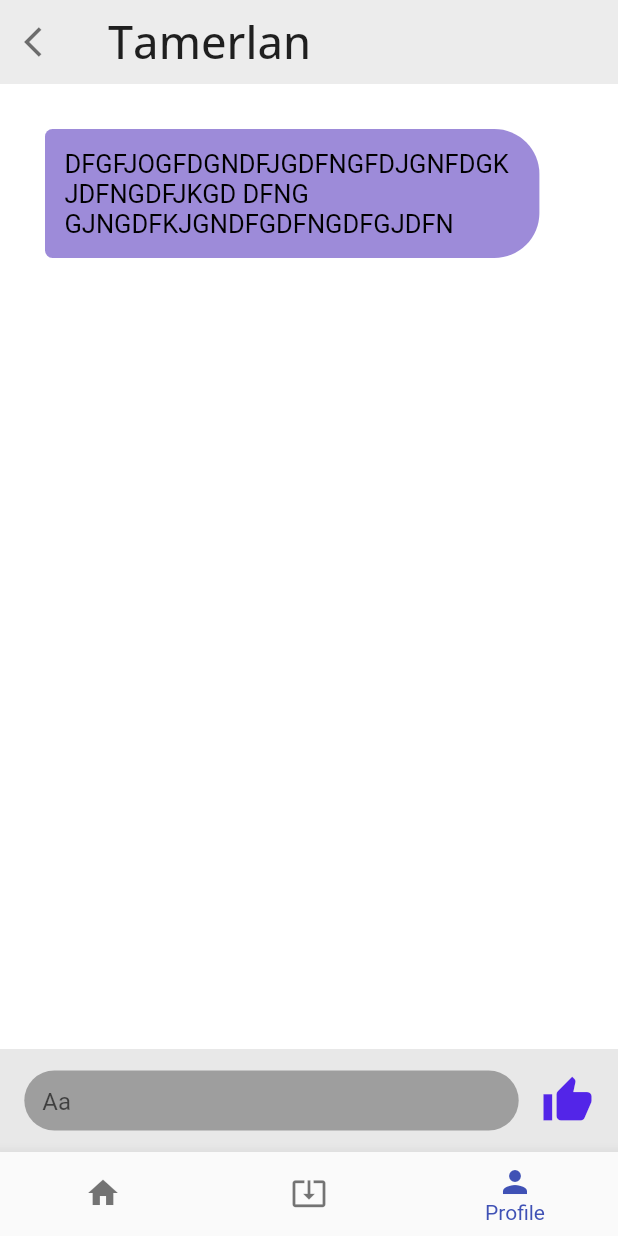
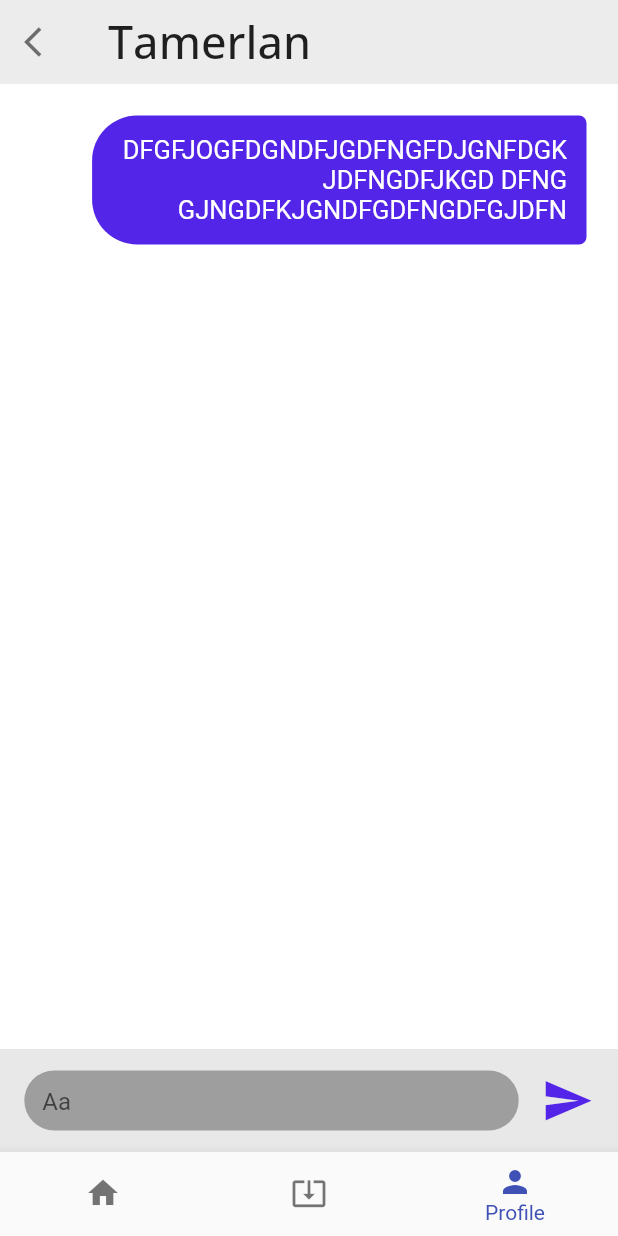
Before and after one commit to AkamazZz/FM_Flutter, a Flutter app: the screen it shows after launch, item 3 of the bottom bar chosen, on a phone screen of 412 x 824 dp. Run offline on Flutter 3.47's test engine with Material 2 defaults, Android fonts, the phone set to English and light mode, and no system bars; our stand-ins replace bloc, equatable, flutter_bloc, font_awesome_flutter, google_fonts, hexcolor.

Commit message:
Changed some icons and paddings

```diff
--- a/lib/pages/message_page.dart
+++ b/lib/pages/message_page.dart
@@ -80,7 +80,7 @@ class _MessagePageState extends State<MessagePage> {
                     ),
                   ),
                   SizedBox(width: 15,),
-                  Icon(Icons.thumb_up,size: 35,color: HexColor('#5325E8'),),
+                  Icon(Icons.send,size: 35,color: HexColor('#5325E8'),),
                 ],
               ),
             ),
@@ -98,7 +98,7 @@ class _MessagePageState extends State<MessagePage> {
     return ListView(
       padding: EdgeInsets.only(right: 20,left: 20,top: 20,bottom: 80),
       children: List.generate(1, (index){
-        return Message(isMe: false,message: "DFGFJOGFDGNDFJGDFNGFDJGNFDGKJDFNGDFJKGD DFNG GJNGDFKJGNDFGDFNGDFGJDFN");
+        return Message(isMe: true,message: "DFGFJOGFDGNDFJGDFNGFDJGNFDGKJDFNGDFJKGD DFNG GJNGDFKJGNDFGDFNGDFGJDFN");
       }),
     );
   }
--- a/lib/pages/widgets/messege/message.dart
+++ b/lib/pages/widgets/messege/message.dart
@@ -15,7 +15,7 @@ class Message extends StatelessWidget {
   Widget build(BuildContext context) {
     if (isMe) {
       return Padding(
-        padding: const EdgeInsets.all(10.0),
+        padding: const EdgeInsets.all(1),
         child: Row(
           mainAxisAlignment: MainAxisAlignment.end,
 
@@ -53,7 +53,7 @@ class Message extends StatelessWidget {
       );
     } else {
       return Padding(
-        padding: EdgeInsets.all(10),
+        padding: EdgeInsets.all(1),
         child: Row(
           crossAxisAlignment: CrossAxisAlignment.start,
           children: <Widget>[
```
